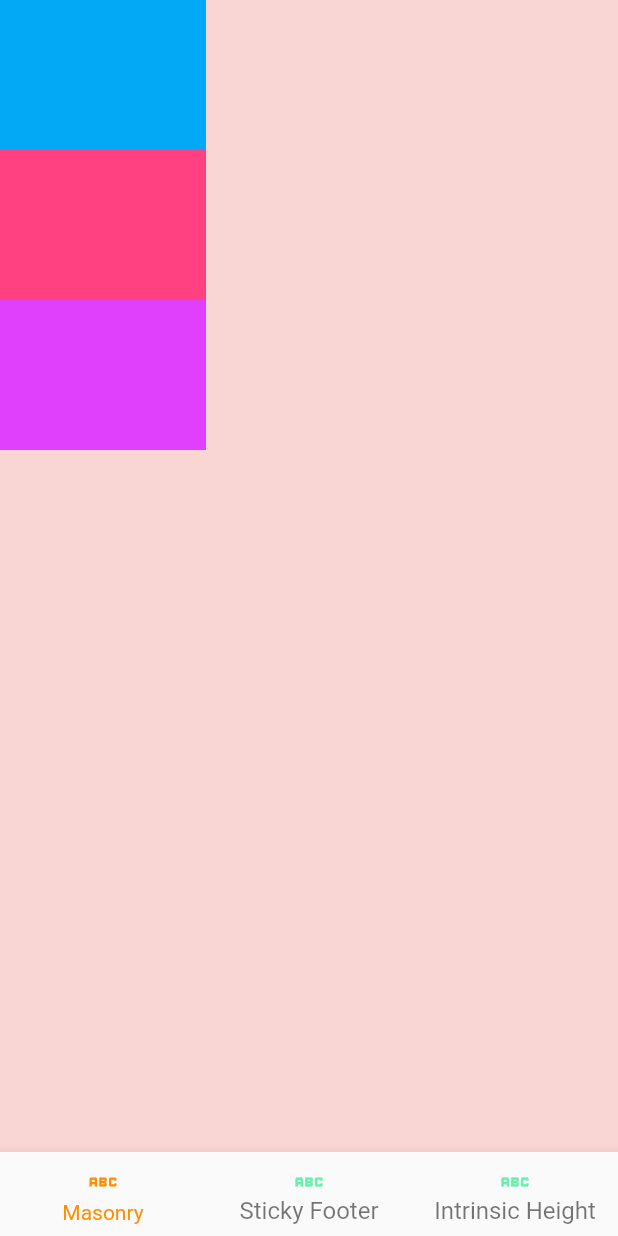
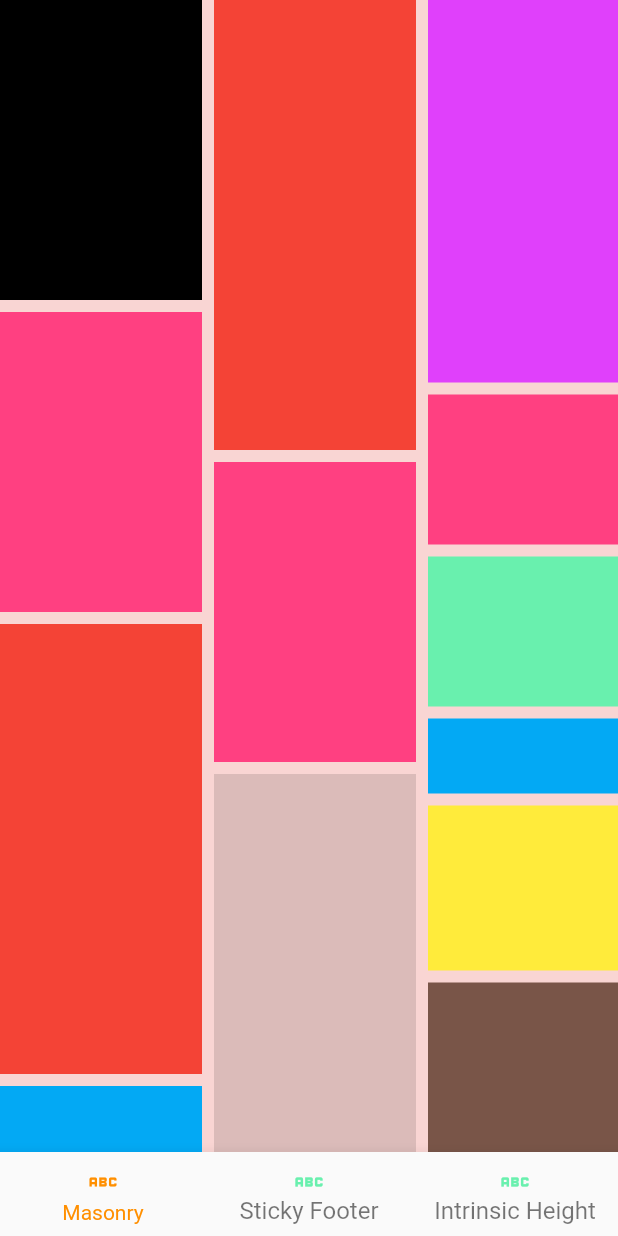
Before and after one commit to Khongchai/full_pass_builder, a Flutter app: the screen it shows after launch, on a phone screen of 412 x 824 dp. Run offline on Flutter 3.47's test engine with Material 2 defaults, Android fonts, the phone set to English and light mode, and no system bars.

Commit message:
all examples added

```diff
--- a/example/lib/full_pass_builder_factory.dart
+++ b/example/lib/full_pass_builder_factory.dart
@@ -6,8 +6,8 @@ import 'package:full_pass_builder/full_pass_builder.dart';
 
 /// Sets of layout templates that conforms to the [LayouterVisitorWithContext] interface.
 ///
-class FullPassBuilderFactory {
-  FullPassBuilderFactory._();
+class FullPassBuilderExamples {
+  FullPassBuilderExamples._();
 
   /// A basic example of how you can achieve the [spaceEvenly] of the flex layout.
   ///
@@ -68,31 +68,86 @@ class FullPassBuilderFactory {
   }
 
   /// Your standard masonry-style UI.
+  ///
+  /// The constraints parameter passed to the masonryBuilder is the final
+  /// constraints after having subtracted both the horizontal and verticalGap.
+  ///
+  /// This is a simple n-row masonry. More complex layouts like masonry grids
+  /// can also be created...if you have the time...and the energy.
   static FullPassBuilder verticalMasonry(
       {required double verticalGap,
       required double horizontalGap,
-      required List<List<Widget>> Function(BuildContext context)
+      required List<List<Widget>> Function(
+              BuildContext context, BoxConstraints constraints)
           masonryBuilder}) {
-    // Each integer represents the number of member in a stack.
-    final List<int> stackSizes = [];
+    // Each integer represents the number of member in a column.
+    final List<int> columnSizes = [];
     return FullPassBuilder(layouterVisitor: (context, layouter) {
-      // Stack is like either a row or a column
-      int stackIndex = 0;
-      int childrenCountInPreviousStacks = 0;
+      int columnIndex = 0;
+      int childrenCountInPreviousColumns = 0;
+      double maxItemWidth = 0;
+
+      // Usable states
+      List<double> maxWidthInEachColumn =
+          List.filled(columnSizes.length, 0, growable: false);
+      List<List<OffsetWrapper>> offsetsByColumn =
+          List.generate(columnSizes.length, (_) => [], growable: false);
+      List<List<Size>> sizesByColumn =
+          List.generate(columnSizes.length, (_) => [], growable: false);
+
       layouter.forEachChild((constraints, size, offset, childIndex) {
-        // Whether or not we have reached a new masonry stack.
-        if (stackSizes[stackIndex] - 1 <=
-            (childIndex - childrenCountInPreviousStacks)) {
-          childrenCountInPreviousStacks += stackSizes[stackIndex];
-          // TODO @khongchai
-          // Do something before resetting the stack index.
-          stackIndex++;
+        maxItemWidth = max(size.width, maxItemWidth);
+        sizesByColumn[columnIndex].add(size);
+        offsetsByColumn[columnIndex].add(offset);
+        // Whether or not we have reached a new masonry column.
+
+        if (columnSizes[columnIndex] - 1 <=
+            (childIndex - childrenCountInPreviousColumns)) {
+          // We have! Reset the state for the next column.
+          maxWidthInEachColumn[columnIndex] = maxItemWidth;
+          childrenCountInPreviousColumns += columnSizes[columnIndex];
+          columnIndex++;
         }
       });
-      return MediaQuery.of(context).size;
+
+      assert(
+          sizesByColumn.length &
+                  offsetsByColumn.length &
+                  maxWidthInEachColumn.length ==
+              columnSizes.length,
+          "Sizes of all columns should be the same.");
+
+      double sizeY = MediaQuery.of(context).size.height;
+      double maxWidthInPreviousColumn = 0;
+      for (int i = 0; i < columnSizes.length; i++) {
+        maxWidthInPreviousColumn +=
+            i - 1 == -1 ? 0 : maxWidthInEachColumn[i - 1];
+        final currentOffsets = offsetsByColumn[i];
+        final currentSizes = sizesByColumn[i];
+
+        double columnHeightSoFar = 0;
+        for (int j = 0; j < currentOffsets.length; j++) {
+          double xOffset = 0;
+          double yOffset = 0;
+
+          xOffset += maxWidthInPreviousColumn + horizontalGap * i;
+          yOffset += columnHeightSoFar;
+
+          currentOffsets[j].set = Offset(xOffset, yOffset);
+          columnHeightSoFar += currentSizes[j].height + verticalGap;
+          sizeY = max(columnHeightSoFar, sizeY);
+        }
+      }
+
+      return Size(MediaQuery.of(context).size.width, sizeY);
     }, childrenBuilder: (context, constraints) {
-      final widgets = masonryBuilder(context);
-      widgets.forEach((e) => stackSizes.add(e.length));
+      final widgets = masonryBuilder(
+          context,
+          constraints.copyWith(
+            maxWidth: constraints.maxWidth - horizontalGap,
+            maxHeight: constraints.maxHeight - verticalGap,
+          ));
+      widgets.forEach((e) => columnSizes.add(e.length));
       return widgets.expand((element) => element).toList(growable: false);
     });
   }
@@ -102,9 +157,8 @@ class FullPassBuilderFactory {
   /// Just an example of a custom layout calculation. Using the IntrinsicHeight,
   /// as is shown in the video above might be more convenient.
   ///
-  /// Important note:
-  /// Even though this one does not require a speculative layout and does not
-  /// cause O(n^2) layout time, it might cause O(n^2) development time :p
+  /// However, this one does not require a speculative layout and does not cause O(n^2) layout time.
+  /// (but it might cause O(n^2) development time :p)
   static FullPassBuilder intrinsicHeight({
     required Widget topLeft,
     required Widget center,
@@ -125,11 +179,13 @@ class FullPassBuilderFactory {
             offsetY = screenSize.height / 2 - size.height / 2;
 
             if (childIndex == topLeftIndex) {
-              offsetX -= layouter.maxRectangle.width / 2 + size.width / 2 + space;
-              offsetY -= layouter.maxRectangle.height / 2 - size.height /2;
+              offsetX -=
+                  layouter.maxRectangle.width / 2 + size.width / 2 + space;
+              offsetY -= layouter.maxRectangle.height / 2 - size.height / 2;
             } else if (childIndex == bottomRightIndex) {
-              offsetX += layouter.maxRectangle.width / 2 + size.width / 2 + space;
-              offsetY += layouter.maxRectangle.height / 2 - size.height /2;
+              offsetX +=
+                  layouter.maxRectangle.width / 2 + size.width / 2 + space;
+              offsetY += layouter.maxRectangle.height / 2 - size.height / 2;
             }
 
             offset.set = Offset(offsetX, offsetY);
@@ -137,7 +193,6 @@ class FullPassBuilderFactory {
           return screenSize;
         },
         childrenBuilder: (context, constraints) =>
-        [topLeft, center, bottomRight]
-        );
+            [topLeft, center, bottomRight]);
   }
 }
--- a/example/lib/main.dart
+++ b/example/lib/main.dart
@@ -18,49 +18,58 @@ class _MyAppState extends State<MyApp> {
   ];
 
   late final List<Widget Function()> _examples = [
-    () => FullPassBuilderFactory.verticalMasonry(
+    () => FullPassBuilderExamples.verticalMasonry(
         verticalGap: 8,
         horizontalGap: 8,
-        masonryBuilder: (context) {
-          final screenWidth = MediaQuery.of(context).size.width;
+        masonryBuilder: (context, constraints) {
           return [
             [
               Container(
-                  width: screenWidth / 3, height: 300, color: Colors.black12),
+                  width: constraints.maxWidth / 3, height: 200, color: Colors.black),
               Container(
-                  width: screenWidth / 3,
+                  width: constraints.maxWidth / 3,
                   height: 200,
                   color: Colors.pinkAccent),
-              Container(width: screenWidth / 3, height: 300, color: Colors.red),
+              Container(width: constraints.maxWidth / 3, height: 300, color: Colors.red),
               Container(
-                  width: screenWidth / 3, height: 100, color: Colors.lightBlue),
+                  width: constraints.maxWidth / 3, height: 100, color: Colors.lightBlue),
+              Container(
+                  width: constraints.maxWidth / 3, height: 100, color: Colors.lightGreen),
             ],
             [
-              Container(width: screenWidth / 3, height: 300, color: Colors.red),
+              Container(width: constraints.maxWidth / 3, height: 300, color: Colors.red),
               Container(
-                  width: screenWidth / 3,
+                  width: constraints.maxWidth / 3,
                   height: 200,
                   color: Colors.pinkAccent),
               Container(
-                  width: screenWidth / 3, height: 300, color: Colors.black12),
+                  width: constraints.maxWidth / 3, height: 300, color: Colors.black12),
               Container(
-                  width: screenWidth / 3, height: 100, color: Colors.lightBlue),
+                  width: constraints.maxWidth / 3, height: 100, color: Colors.lightBlue),
+              Container(
+                  width: constraints.maxWidth / 3, height: 100, color: Colors.black),
             ],
             [
               Container(
-                  width: screenWidth / 3,
-                  height: 300,
+                  width: constraints.maxWidth / 3,
+                  height: 255,
                   color: Colors.purpleAccent),
               Container(
-                  width: screenWidth / 3,
-                  height: 200,
+                  width: constraints.maxWidth / 3,
+                  height: 100,
                   color: Colors.pinkAccent),
               Container(
-                  width: screenWidth / 3, height: 100, color: Colors.lightBlue),
+                  width: constraints.maxWidth / 3, height: 100, color: Colors.greenAccent),
+              Container(
+                  width: constraints.maxWidth / 3, height: 50, color: Colors.lightBlue),
+              Container(
+                  width: constraints.maxWidth / 3, height: 110, color: Colors.yellow),
+              Container(
+                  width: constraints.maxWidth / 3, height: 330, color: Colors.brown),
             ]
           ];
         }),
-    () => FullPassBuilderFactory.stickyFooter(
+    () => FullPassBuilderExamples.stickyFooter(
       additonalBottomPadding: kBottomNavigationBarHeight,
       childrenBuilder: (context, constraints) => [
         ..._textList,
@@ -76,7 +85,7 @@ class _MyAppState extends State<MyApp> {
           },
           child: const Text("Sticky Button::Click to Add More Text")),
     ),
-    () => FullPassBuilderFactory.intrinsicHeight(
+    () => FullPassBuilderExamples.intrinsicHeight(
       space: 16,
       topLeft: Container(
         color: Colors.red,
--- a/lib/full_pass_builder.dart
+++ b/lib/full_pass_builder.dart
@@ -2,6 +2,7 @@ library full_pass_builder;
 
 // TODO @khongchai separate exports into a separate file.
 export "package:full_pass_builder/full_pass_builder.dart";
+export "package:full_pass_builder/layouter.dart";
 
 import 'dart:math';
 
--- a/lib/layouter.dart
+++ b/lib/layouter.dart
@@ -43,7 +43,7 @@ class Layouter {
 
   void forEachChild(
       void Function(BoxConstraints constraints, Size size,
-              _OffsetWrapper offset, int childIndex)
+              OffsetWrapper offset, int childIndex)
           callback) {
     assert(
         childrenSizes.length == childrenParentData.length,
@@ -53,16 +53,16 @@ class Layouter {
         i < childrenSizes.length && j < childrenParentData.length;
         i++, j++) {
       callback(constraints, childrenSizes[i],
-          _OffsetWrapper(childrenParentData[i]), i); // i should be equals to j
+          OffsetWrapper(childrenParentData[i]), i); // i should be equals to j
     }
   }
 }
 
 /// Expose only the offset property of the parent to be externally set or get.
-class _OffsetWrapper {
+class OffsetWrapper {
   final ChildrenGeometriesProviderParentData _parentData;
 
-  const _OffsetWrapper(this._parentData);
+  const OffsetWrapper(this._parentData);
 
   Offset get get => _parentData.offset;
 
```
